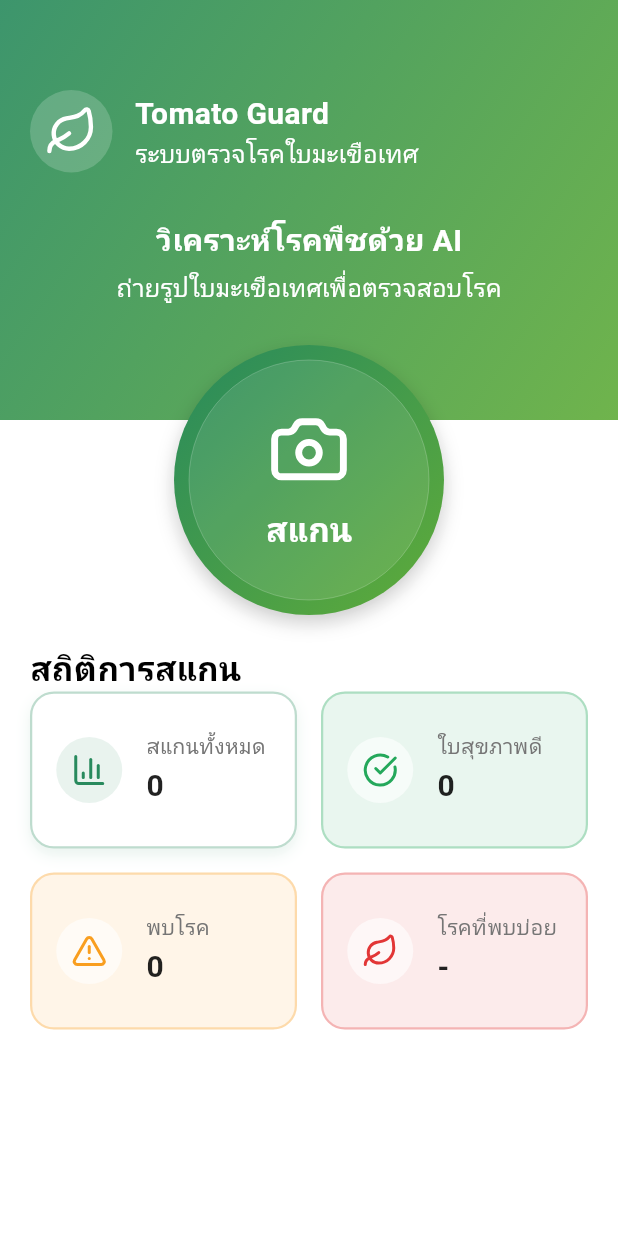
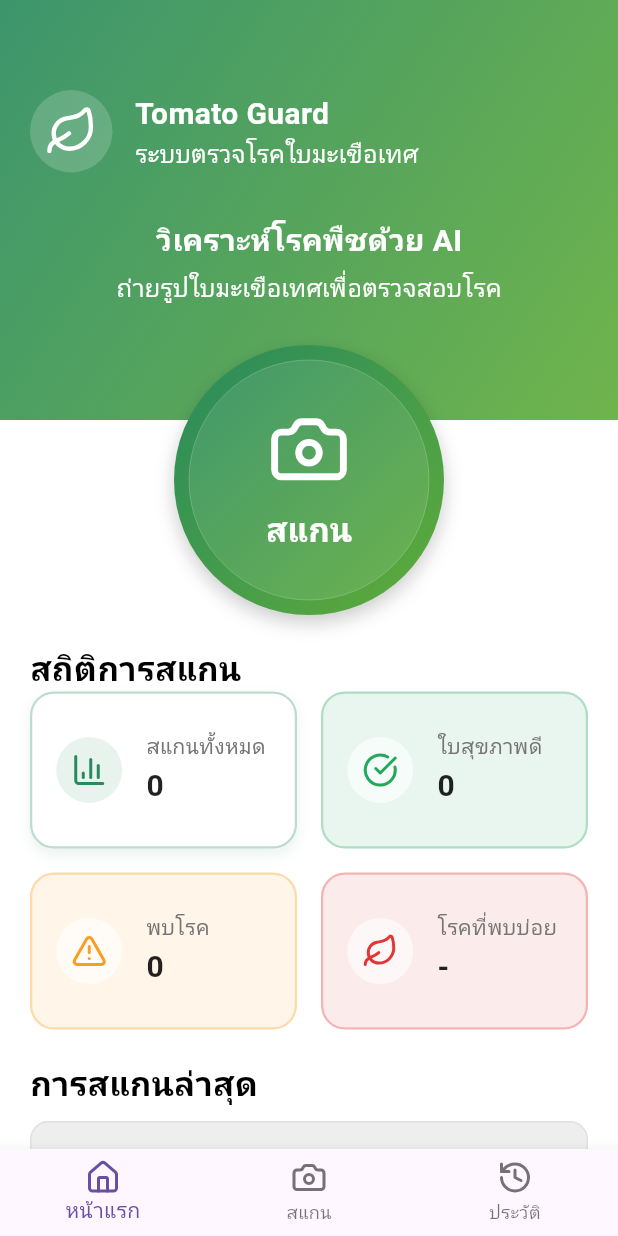
Before and after one commit to tinoii3/TomatoGuardMobile, a Flutter app: the screen it shows after launch, on a phone screen of 412 x 824 dp. Run offline on Flutter 3.47's test engine with Material 3 defaults, Android fonts, the light colour scheme and no system bars; our stand-ins replace lucide_icons_flutter.

Commit message:
add currentScan in HomePage and add bottomNavigateionBar

```diff
--- a/lib/app.dart
+++ b/lib/app.dart
@@ -1,4 +1,6 @@
 import 'package:flutter/material.dart';
+import 'package:lucide_icons_flutter/lucide_icons.dart';
+import 'package:tomato_guard_mobile/features/homePages/currentScan.dart';
 import 'package:tomato_guard_mobile/features/homePages/homePageHeader.dart';
 import 'package:tomato_guard_mobile/features/homePages/StatScan.dart';
 
@@ -10,11 +12,34 @@ class MainApp extends StatelessWidget {
     return MaterialApp(
       home: Scaffold(
         backgroundColor: Colors.white.withOpacity(0.95),
-        body: Column(
-          children: [
-            HomePageHeader(),
-            const SizedBox(height: 150),
-            StatScan(),
+        body: SingleChildScrollView(
+          child: Column(
+            children: [
+              HomePageHeader(),
+              const SizedBox(height: 150),
+              StatScan(),
+              const SizedBox(height: 20),
+              CurrentScan(),
+              const SizedBox(height: 30),
+            ],
+          ),
+        ),
+        bottomNavigationBar: BottomNavigationBar(
+          currentIndex: 0,
+          onTap: (index) {},
+          items: [
+            BottomNavigationBarItem(
+              icon: Icon(LucideIcons.house),
+              label: 'หน้าแรก',
+            ),
+            BottomNavigationBarItem(
+              icon: Icon(LucideIcons.camera),
+              label: 'สแกน',
+            ),
+            BottomNavigationBarItem(
+              icon: Icon(LucideIcons.history),
+              label: 'ประวัติ',
+            ),
           ],
         ),
       ),
--- a/lib/features/homePages/currentScan.dart
+++ b/lib/features/homePages/currentScan.dart
@@ -0,0 +1,131 @@
+import 'package:flutter/material.dart';
+import 'package:lucide_icons_flutter/lucide_icons.dart';
+
+class CurrentScan extends StatefulWidget {
+  const CurrentScan({super.key});
+
+  @override
+  State<CurrentScan> createState() => _CurrentScanState();
+}
+
+class _CurrentScanState extends State<CurrentScan> {
+  // สมมติข้อมูล (ลองลบข้อมูลใน [] ให้ว่าง เพื่อเทสหน้า "ยังไม่มีประวัติ")
+  final List<String> scanHistory = [
+    // "Tomato Leaf 001",
+    // "Tomato Leaf 002",
+    // "Tomato Leaf 003",
+    // "Tomato Leaf 004", // อันนี้จะไม่แสดง เพราะเราจำกัดแค่ 3
+  ];
+
+  @override
+  Widget build(BuildContext context) {
+    return Padding(
+      padding: const EdgeInsets.symmetric(horizontal: 20),
+      child: Column(
+        crossAxisAlignment: CrossAxisAlignment.start,
+        children: [
+          const Text(
+            "การสแกนล่าสุด",
+            style: TextStyle(
+              fontSize: 22,
+              fontWeight: FontWeight.bold,
+              color: Colors.black,
+            ),
+          ),
+          const SizedBox(height: 10), // เว้นระยะห่างนิดนึง
+          // --- ส่วน Logic การแสดงผล ---
+          scanHistory.isEmpty
+              ? _buildEmptyState() // ถ้าไม่มีข้อมูล เรียก Widget ว่าง
+              : _buildHistoryList(), // ถ้ามีข้อมูล เรียก Widget รายการ
+        ],
+      ),
+    );
+  }
+
+  // Widget กรณีไม่มีประวัติ
+  Widget _buildEmptyState() {
+    return Container(
+      width: double.infinity,
+      padding: const EdgeInsets.all(30),
+      decoration: BoxDecoration(
+        color: Colors.grey[200],
+        borderRadius: BorderRadius.circular(12),
+        border: Border.all(color: Colors.grey[300]!),
+      ),
+      child: Column(
+        children: const [
+          Icon(LucideIcons.leaf, size: 50, color: Colors.grey),
+          SizedBox(height: 8),
+          Text(
+            "ยังไม่มีประวัติการสแกน",
+            style: TextStyle(fontSize: 16, color: Colors.grey),
+          ),
+        ],
+      ),
+    );
+  }
+
+  // Widget กรณีมีประวัติ (แสดงสูงสุด 3 รายการ)
+  Widget _buildHistoryList() {
+    // คำนวณจำนวนที่จะแสดง: ถ้ามีน้อยกว่า 3 ก็เอาตามจริง, ถ้ามากกว่า 3 เอาแค่ 3
+    final itemCount = scanHistory.length > 3 ? 3 : scanHistory.length;
+
+    return ListView.separated(
+      // สำคัญมาก! ถ้าเอา List ไปใส่ใน Column ต้องมี 2 บรรทัดนี้ไม่งั้น Error
+      shrinkWrap: true,
+      physics: const NeverScrollableScrollPhysics(),
+
+      padding: EdgeInsets.zero,
+      itemCount: itemCount,
+      separatorBuilder: (context, index) =>
+          const SizedBox(height: 10), // ระยะห่างแต่ละแถว
+      itemBuilder: (context, index) {
+        // ดึงข้อมูลมาแสดง (ในที่นี้ index 0 คือล่าสุด)
+        return Container(
+          padding: const EdgeInsets.all(16),
+          decoration: BoxDecoration(
+            color: Colors.white,
+            borderRadius: BorderRadius.circular(12),
+            boxShadow: [
+              BoxShadow(
+                color: Colors.grey.withOpacity(0.1),
+                blurRadius: 5,
+                offset: const Offset(0, 2),
+              ),
+            ],
+          ),
+          child: Row(
+            children: [
+              Container(
+                width: 50,
+                height: 50,
+                decoration: BoxDecoration(
+                  color: Colors.green[100],
+                  borderRadius: BorderRadius.circular(8),
+                ),
+                child: const Icon(Icons.image, color: Colors.green),
+              ),
+              const SizedBox(width: 15),
+              Column(
+                crossAxisAlignment: CrossAxisAlignment.start,
+                children: [
+                  Text(
+                    scanHistory[index],
+                    style: const TextStyle(
+                      fontWeight: FontWeight.bold,
+                      fontSize: 16,
+                    ),
+                  ),
+                  const Text(
+                    "วันนี้, 10:30 น.",
+                    style: TextStyle(color: Colors.grey, fontSize: 12),
+                  ),
+                ],
+              ),
+            ],
+          ),
+        );
+      },
+    );
+  }
+}
--- a/lib/models/statCard.dart
+++ b/lib/models/statCard.dart
@@ -1,6 +1,6 @@
 import 'package:flutter/material.dart';
 
-class StatCard extends StatelessWidget {
+class StatCard extends StatefulWidget {
   final String title;
   final String value;
   final IconData icon;
@@ -19,21 +19,26 @@ class StatCard extends StatelessWidget {
   });
 
   @override
+  State<StatCard> createState() => _StatCardState();
+}
+
+class _StatCardState extends State<StatCard> {
+  @override
   Widget build(BuildContext context) {
     return Container(
       padding: const EdgeInsets.symmetric(horizontal: 16, vertical: 12),
       decoration: BoxDecoration(
-        color: isOutlined ? Colors.white : backgroundColor,
+        color: widget.isOutlined ? Colors.white : widget.backgroundColor,
         borderRadius: BorderRadius.circular(16),
         border: Border.all(
           // เปลี่ยนสีขอบเป็นสี themeColor แบบจางลง (0.3 - 0.5 กำลังดีครับ)
-          color: themeColor.withOpacity(0.3),
+          color: widget.themeColor.withOpacity(0.3),
           width: 1.5, // เพิ่มความหนานิดนึงเพื่อให้เห็นสีชัดขึ้น
         ),
-        boxShadow: isOutlined
+        boxShadow: widget.isOutlined
             ? [
                 BoxShadow(
-                  color: themeColor.withOpacity(
+                  color: widget.themeColor.withOpacity(
                     0.1,
                   ), // เงาก็ใช้สี Theme อ่อนๆ ได้นะครับ
                   blurRadius: 8,
@@ -50,12 +55,12 @@ class StatCard extends StatelessWidget {
           Container(
             padding: const EdgeInsets.all(10),
             decoration: BoxDecoration(
-              color: isOutlined
-                  ? themeColor.withOpacity(0.1)
+              color: widget.isOutlined
+                  ? widget.themeColor.withOpacity(0.1)
                   : Colors.white.withOpacity(0.6),
               shape: BoxShape.circle,
             ),
-            child: Icon(icon, color: themeColor, size: 24),
+            child: Icon(widget.icon, color: widget.themeColor, size: 24),
           ),
 
           const SizedBox(width: 16), // ระยะห่างระหว่าง Icon กับ Text (ตามที่ขอ)
@@ -66,7 +71,7 @@ class StatCard extends StatelessWidget {
               crossAxisAlignment: CrossAxisAlignment.start, // จัดชิดซ้าย
               children: [
                 Text(
-                  title,
+                  widget.title,
                   style: TextStyle(
                     fontSize: 14, // ปรับขนาด Text หัวข้อ
                     color: Colors.grey[600],
@@ -76,7 +81,7 @@ class StatCard extends StatelessWidget {
                 ),
                 const SizedBox(height: 2), // ระยะห่างระหว่างหัวข้อกับตัวเลข
                 Text(
-                  value,
+                  widget.value,
                   style: TextStyle(
                     fontSize: 20, // ปรับขนาด Value
                     fontWeight: FontWeight.bold,
```
Also changed, not shown: 1 other file.
